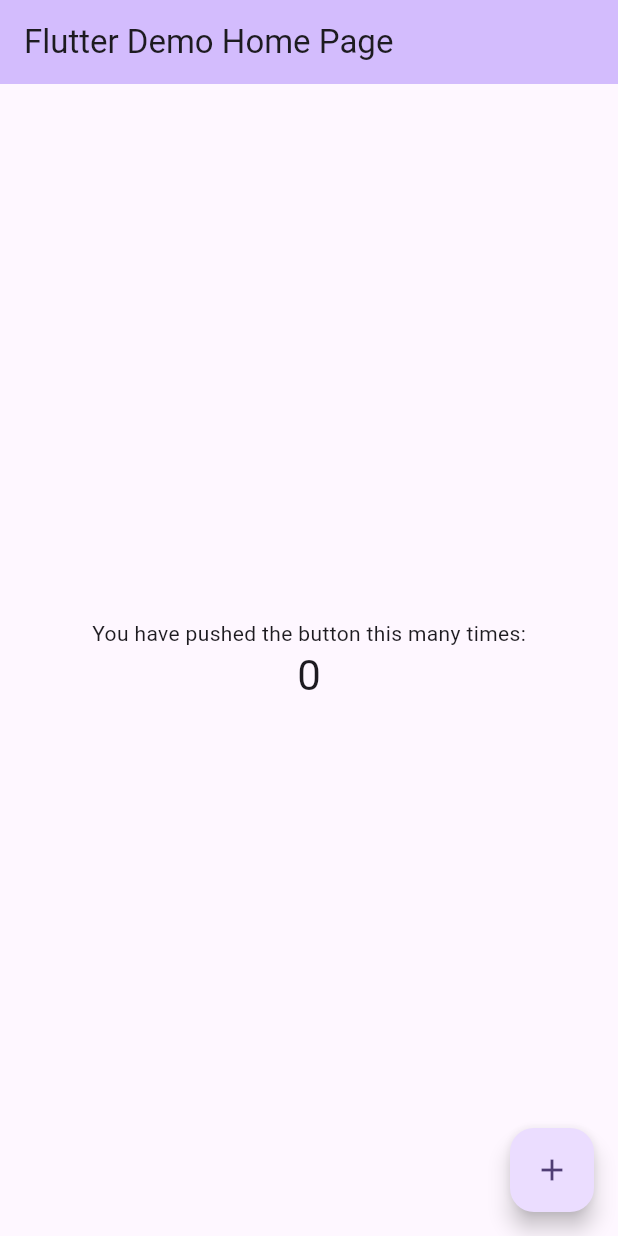
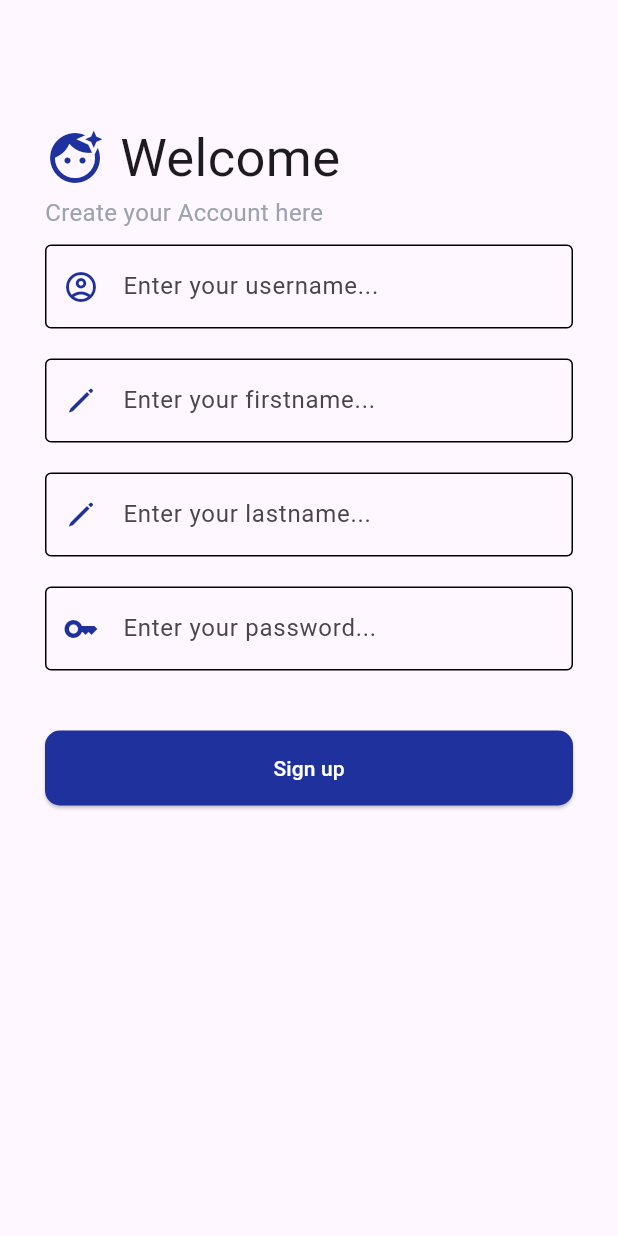
Before and after one commit to harsh522004/paytm, a Flutter app: the screen it shows after launch, on a phone screen of 412 x 824 dp. Run offline on Flutter 3.47's test engine with Material 3 defaults, Android fonts, the phone set to English and light mode, and no system bars; our stand-ins replace velocity_x.

Commit message:
SignUp page added

```diff
--- a/lib/main.dart
+++ b/lib/main.dart
@@ -1,4 +1,5 @@
 import 'package:flutter/material.dart';
+import 'package:paytm/screen/signup.dart';
 
 void main() {
   runApp(const MyApp());
@@ -7,119 +8,15 @@ void main() {
 class MyApp extends StatelessWidget {
   const MyApp({super.key});
 
-  // This widget is the root of your application.
   @override
   Widget build(BuildContext context) {
     return MaterialApp(
       title: 'Flutter Demo',
       theme: ThemeData(
-        // This is the theme of your application.
-        //
-        // TRY THIS: Try running your application with "flutter run". You'll see
-        // the application has a purple toolbar. Then, without quitting the app,
-        // try changing the seedColor in the colorScheme below to Colors.green
-        // and then invoke "hot reload" (save your changes or press the "hot
-        // reload" button in a Flutter-supported IDE, or press "r" if you used
-        // the command line to start the app).
-        //
-        // Notice that the counter didn't reset back to zero; the application
-        // state is not lost during the reload. To reset the state, use hot
-        // restart instead.
-        //
-        // This works for code too, not just values: Most code changes can be
-        // tested with just a hot reload.
         colorScheme: ColorScheme.fromSeed(seedColor: Colors.deepPurple),
         useMaterial3: true,
       ),
-      home: const MyHomePage(title: 'Flutter Demo Home Page'),
+      home: const SignUpPage(),
     );
   }
 }
-
-class MyHomePage extends StatefulWidget {
-  const MyHomePage({super.key, required this.title});
-
-  // This widget is the home page of your application. It is stateful, meaning
-  // that it has a State object (defined below) that contains fields that affect
-  // how it looks.
-
-  // This class is the configuration for the state. It holds the values (in this
-  // case the title) provided by the parent (in this case the App widget) and
-  // used by the build method of the State. Fields in a Widget subclass are
-  // always marked "final".
-
-  final String title;
-
-  @override
-  State<MyHomePage> createState() => _MyHomePageState();
-}
-
-class _MyHomePageState extends State<MyHomePage> {
-  int _counter = 0;
-
-  void _incrementCounter() {
-    setState(() {
-      // This call to setState tells the Flutter framework that something has
-      // changed in this State, which causes it to rerun the build method below
-      // so that the display can reflect the updated values. If we changed
-      // _counter without calling setState(), then the build method would not be
-      // called again, and so nothing would appear to happen.
-      _counter++;
-    });
-  }
-
-  @override
-  Widget build(BuildContext context) {
-    // This method is rerun every time setState is called, for instance as done
-    // by the _incrementCounter method above.
-    //
-    // The Flutter framework has been optimized to make rerunning build methods
-    // fast, so that you can just rebuild anything that needs updating rather
-    // than having to individually change instances of widgets.
-    return Scaffold(
-      appBar: AppBar(
-        // TRY THIS: Try changing the color here to a specific color (to
-        // Colors.amber, perhaps?) and trigger a hot reload to see the AppBar
-        // change color while the other colors stay the same.
-        backgroundColor: Theme.of(context).colorScheme.inversePrimary,
-        // Here we take the value from the MyHomePage object that was created by
-        // the App.build method, and use it to set our appbar title.
-        title: Text(widget.title),
-      ),
-      body: Center(
-        // Center is a layout widget. It takes a single child and positions it
-        // in the middle of the parent.
-        child: Column(
-          // Column is also a layout widget. It takes a list of children and
-          // arranges them vertically. By default, it sizes itself to fit its
-          // children horizontally, and tries to be as tall as its parent.
-          //
-          // Column has various properties to control how it sizes itself and
-          // how it positions its children. Here we use mainAxisAlignment to
-          // center the children vertically; the main axis here is the vertical
-          // axis because Columns are vertical (the cross axis would be
-          // horizontal).
-          //
-          // TRY THIS: Invoke "debug painting" (choose the "Toggle Debug Paint"
-          // action in the IDE, or press "p" in the console), to see the
-          // wireframe for each widget.
-          mainAxisAlignment: MainAxisAlignment.center,
-          children: <Widget>[
-            const Text(
-              'You have pushed the button this many times:',
-            ),
-            Text(
-              '$_counter',
-              style: Theme.of(context).textTheme.headlineMedium,
-            ),
-          ],
-        ),
-      ),
-      floatingActionButton: FloatingActionButton(
-        onPressed: _incrementCounter,
-        tooltip: 'Increment',
-        child: const Icon(Icons.add),
-      ), // This trailing comma makes auto-formatting nicer for build methods.
-    );
-  }
-}
--- /dev/null
+++ b/lib/screen/signup.dart
@@ -0,0 +1,122 @@
+import 'package:flutter/cupertino.dart';
+import 'package:flutter/material.dart';
+import 'package:flutter/widgets.dart';
+import 'package:velocity_x/velocity_x.dart';
+
+final mainColor = Vx.hexToColor("#1f319d");
+
+class SignUpPage extends StatelessWidget {
+  const SignUpPage({super.key});
+
+  @override
+  Widget build(BuildContext context) {
+    return Scaffold(
+      body: SafeArea(
+        child: SingleChildScrollView(
+          child: Column(
+            crossAxisAlignment: CrossAxisAlignment.start,
+            children: [
+              // logo
+
+              Row(
+                children: [
+                  Icon(
+                    Icons.face_retouching_natural_sharp,
+                    size: 40,
+                    color: mainColor,
+                  ),
+                  10.widthBox,
+                  const Text(
+                    "Welcome",
+                    style: TextStyle(fontSize: 35),
+                  ),
+                ],
+              ),
+
+              // heading text
+              const Text(
+                "Create your Account here",
+                style: TextStyle(
+                    fontSize: 16,
+                    fontWeight: FontWeight.w400,
+                    color: Vx.gray400),
+              ),
+
+              // textform
+              TextFormField(
+                decoration: InputDecoration(
+                  hintText: 'Enter your username...',
+                  enabledBorder: const OutlineInputBorder(),
+                  focusedBorder: const OutlineInputBorder(),
+                  prefixIcon: Icon(
+                    Icons.account_circle_outlined,
+                    color: mainColor,
+                  ),
+                ),
+              ).py(10),
+
+              //textfrom
+              TextFormField(
+                decoration: InputDecoration(
+                  hintText: 'Enter your firstname...',
+                  enabledBorder: const OutlineInputBorder(),
+                  focusedBorder: const OutlineInputBorder(),
+                  prefixIcon: Icon(
+                    CupertinoIcons.pencil,
+                    color: mainColor,
+                  ),
+                ),
+              ).py(10),
+
+              // textform
+              TextFormField(
+                decoration: InputDecoration(
+                  hintText: 'Enter your lastname...',
+                  enabledBorder: const OutlineInputBorder(),
+                  focusedBorder: const OutlineInputBorder(),
+                  prefixIcon: Icon(
+                    CupertinoIcons.pencil,
+                    color: mainColor,
+                  ),
+                ),
+              ).py(10),
+
+              // textform
+              TextFormField(
+                decoration: InputDecoration(
+                  hintText: 'Enter your password...',
+                  enabledBorder: const OutlineInputBorder(),
+                  focusedBorder: const OutlineInputBorder(),
+                  prefixIcon: Icon(
+                    Icons.key,
+                    color: mainColor,
+                  ),
+                ),
+                obscureText: true,
+              ).py(10),
+
+              const SizedBox(
+                height: 30,
+              ),
+
+              // elevated button
+              ElevatedButton(
+                style: ElevatedButton.styleFrom(
+                  shape: RoundedRectangleBorder(
+                    borderRadius: BorderRadius.circular(10),
+                  ),
+                  backgroundColor: mainColor,
+                ),
+                onPressed: () {},
+                child: const Text(
+                  "Sign up",
+                  style: TextStyle(color: Colors.white),
+                ).pSymmetric(v: 15),
+              ).w(context.screenWidth),
+            ],
+          ).pSymmetric(v: 80, h: 30),
+        ),
+      ),
+    );
+  }
+}
--- a/pubspec.yaml
+++ b/pubspec.yaml
@@ -35,6 +35,7 @@ dependencies:
   # The following adds the Cupertino Icons font to your application.
   # Use with the CupertinoIcons class for iOS style icons.
   cupertino_icons: ^1.0.2
+  velocity_x: ^4.1.2
 
 dev_dependencies:
   flutter_test:
```
Also changed, not shown: lib/screen/dashboard.dart (added), lib/screen/signin.dart (added), pubspec.lock, 1 other file.
